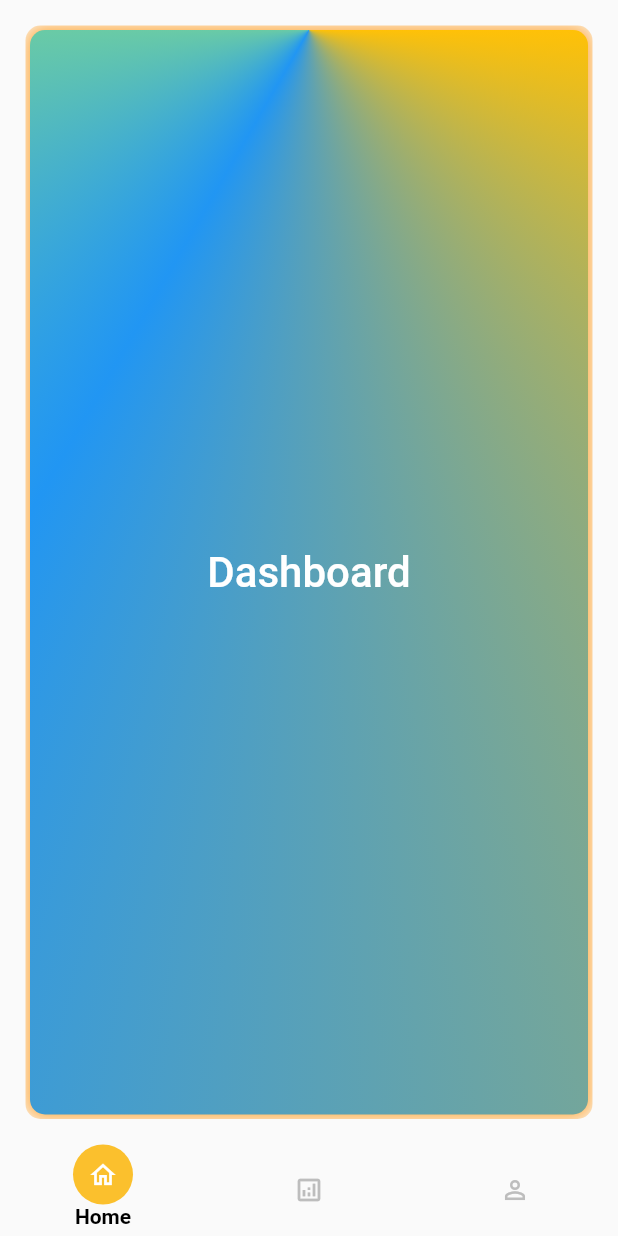
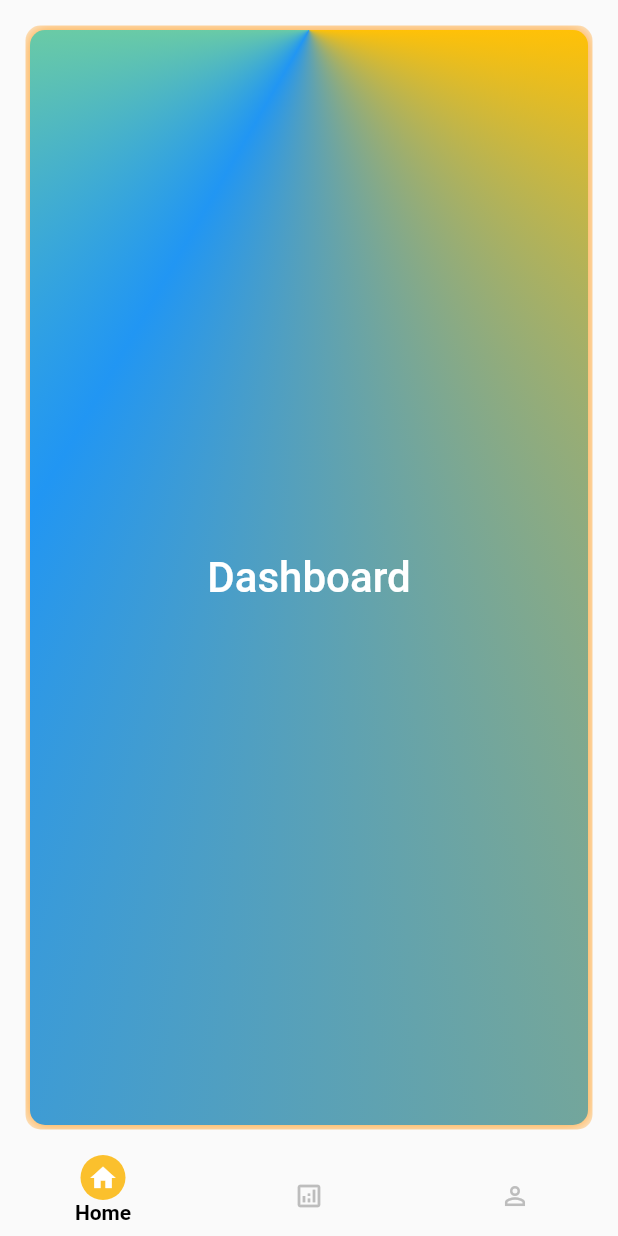
Before and after one commit to chandandas9353r/project_gps_system, a Flutter app: the UserPage screen opened directly, on a phone screen of 412 x 824 dp. Run offline on Flutter 3.47's test engine with Material 2 defaults, Android fonts, the phone set to English and light mode, and no system bars.

Commit message:
Navigation Bar Fixed Error

```diff
--- a/lib/main.dart
+++ b/lib/main.dart
@@ -1,6 +1,5 @@
 import 'package:flutter/material.dart';
 import 'package:project_gps_system/sign_in.dart';
-import 'package:project_gps_system/student/user_page.dart';
 
 void main() => runApp(MaterialApp(
   debugShowCheckedModeBanner: false,
--- a/lib/navigation_bar.dart
+++ b/lib/navigation_bar.dart
@@ -1,14 +1,18 @@
 import 'package:flutter/material.dart';
 
 class CustomBottomNavigationBar extends StatefulWidget {
+  List<Widget> pagesList = [];
+  List<String> dataList = [];
+  List<IconData> iconsList = [];
+  List<IconData> selectedIconsList = [];
   Widget selectedPage;
-  int selectedIndex;
-  List<Widget> pagesList;
   Function(Widget) changePage;
   CustomBottomNavigationBar({
     required this.pagesList,
+    required this.dataList,
+    required this.iconsList,
+    required this.selectedIconsList,
     required this.selectedPage,
-    required this.selectedIndex,
     required this.changePage,
     super.key,
   });
@@ -19,52 +23,47 @@ class CustomBottomNavigationBar extends StatefulWidget {
 
 class _CustomBottomNavigationBarState extends State<CustomBottomNavigationBar> {
   int _selectedIndex = 0;
-  List<Widget> _pagesList = [];
-  @override
-  void initState() {
-    super.initState();
-    setState(() {
-      _selectedIndex = widget.selectedIndex;
-      _pagesList = widget.pagesList;
-    });
-  }
-
-  Widget buildNavBar(int index, IconData icon, String data) {
+  Widget buildNavBar(int index) {
     return Container(
-      margin: (_selectedIndex==index)
-          ? const EdgeInsets.only(bottom: 5.0)
+      width: MediaQuery.of(context).size.width / widget.pagesList.length,
+      margin: (_selectedIndex == index)
+          ? const EdgeInsets.only(bottom: 8.0)
           : const EdgeInsets.only(bottom: 0.0),
       child: Column(
         mainAxisSize: MainAxisSize.min,
         children: [
           GestureDetector(
-            onTap: () => setState(() {
-              _selectedIndex = index;
-              widget.selectedPage = _pagesList[index];
-              widget.changePage(widget.selectedPage);
-            }),
+            onTap: () {
+              setState(() {
+                _selectedIndex = index;
+                widget.selectedPage = widget.pagesList[index];
+                widget.changePage(widget.selectedPage);
+              });
+            },
             child: Container(
-              padding: const EdgeInsets.all(10.0),
-              decoration: (_selectedIndex==index)
+              padding: const EdgeInsets.all(5.0),
+              decoration: (_selectedIndex == index)
                   ? BoxDecoration(
-                      color: (_selectedIndex==index)
+                      color: (_selectedIndex == index)
                           ? Colors.yellow.shade700
                           : Colors.transparent,
                       shape: BoxShape.circle,
                     )
                   : const BoxDecoration(),
               child: Icon(
-                icon,
+                (_selectedIndex == index)
+                    ? widget.selectedIconsList[index]
+                    : widget.iconsList[index],
                 size: 20,
-                color: (_selectedIndex==index)
+                color: (_selectedIndex == index)
                     ? Colors.white
                     : Colors.grey.shade400,
               ),
             ),
           ),
-          if (_selectedIndex==index)
+          if (_selectedIndex == index)
             Text(
-              data,
+              widget.dataList[index],
               style: const TextStyle(
                 color: Colors.black,
                 fontWeight: FontWeight.w600,
@@ -77,13 +76,10 @@ class _CustomBottomNavigationBarState extends State<CustomBottomNavigationBar> {
 
   @override
   Widget build(BuildContext context) {
-    return Row(
-      mainAxisAlignment: MainAxisAlignment.spaceAround,
-      children: [
-        buildNavBar(0, Icons.home_outlined, "Home"),
-        buildNavBar(1, Icons.analytics_outlined, "Performance"),
-        buildNavBar(2, Icons.person_outline, "Profile"),
-      ],
-    );
+    List<Widget> _itemsList = [];
+    for (int i = 0; i < widget.pagesList.length; i++) {
+      _itemsList.add(buildNavBar(i));
+    }
+    return Row(children: _itemsList);
   }
 }
--- a/lib/student/user_page.dart
+++ b/lib/student/user_page.dart
@@ -16,6 +16,21 @@ class _UserPageState extends State<UserPage> {
     ReportsPage(),
     ProfilePage(),
   ];
+  final List<String> _dataList = [
+    "Home",
+    "Reports",
+    "Profile",
+  ];
+  final List<IconData> _iconsList = [
+    Icons.home_outlined,
+    Icons.analytics_outlined,
+    Icons.person_outline,
+  ];
+  final List<IconData> _selectedIconsList = [
+    Icons.home,
+    Icons.analytics,
+    Icons.person,
+  ];
   Widget _selectedPage = const DashboardPage();
   @override
   Widget build(BuildContext context) {
@@ -25,8 +40,10 @@ class _UserPageState extends State<UserPage> {
           _selectedPage,
           CustomBottomNavigationBar(
             pagesList: _pagesList,
+            dataList: _dataList,
+            iconsList: _iconsList,
+            selectedIconsList: _selectedIconsList,
             selectedPage: _selectedPage,
-            selectedIndex: 0,
             changePage: (page) => setState(
               () => _selectedPage = page,
             ),
```
